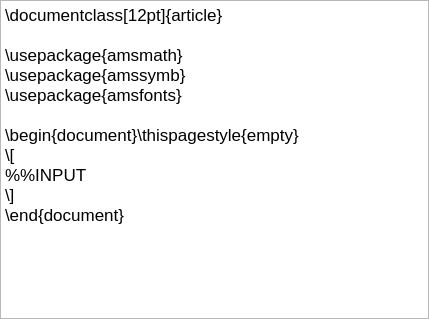
CryFeiFei/klatexformula, file src/plugins/userscriptdata/customtemplate/customtemplate_input.ui: the form before one commit.
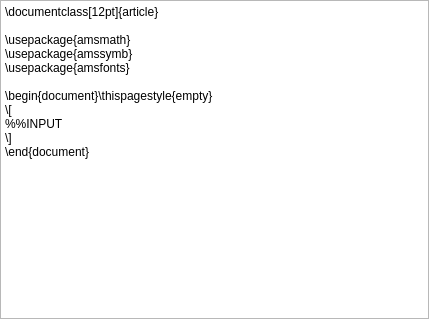
The form after the commit. Custom widgets are drawn as their Qt base class.

```diff
--- a/src/plugins/userscriptdata/customtemplate/customtemplate_input.ui
+++ b/src/plugins/userscriptdata/customtemplate/customtemplate_input.ui
@@ -19,23 +19,19 @@
    </property>
    <item>
     <widget class="KLFLatexEdit" name="INPUT_Template">
-     <property name="html">
-      <string notr="true">&lt;!DOCTYPE HTML PUBLIC &quot;-//W3C//DTD HTML 4.0//EN&quot; &quot;http://www.w3.org/TR/REC-html40/strict.dtd&quot;&gt;
-&lt;html&gt;&lt;head&gt;&lt;meta name=&quot;qrichtext&quot; content=&quot;1&quot; /&gt;&lt;style type=&quot;text/css&quot;&gt;
-p, li { white-space: pre-wrap; }
-&lt;/style&gt;&lt;/head&gt;&lt;body style=&quot; font-family:'Lucida Grande'; font-size:13pt; font-weight:400; font-style:normal;&quot;&gt;
-&lt;p style=&quot; margin-top:0px; margin-bottom:0px; margin-left:0px; margin-right:0px; -qt-block-indent:0; text-indent:0px;&quot;&gt;\documentclass[12pt]{article}&lt;/p&gt;
-&lt;p style=&quot;-qt-paragraph-type:empty; margin-top:0px; margin-bottom:0px; margin-left:0px; margin-right:0px; -qt-block-indent:0; text-indent:0px;&quot;&gt;&lt;/p&gt;
-&lt;p style=&quot; margin-top:0px; margin-bottom:0px; margin-left:0px; margin-right:0px; -qt-block-indent:0; text-indent:0px;&quot;&gt;\usepackage{amsmath}&lt;/p&gt;
-&lt;p style=&quot; margin-top:0px; margin-bottom:0px; margin-left:0px; margin-right:0px; -qt-block-indent:0; text-indent:0px;&quot;&gt;\usepackage{amssymb}&lt;/p&gt;
-&lt;p style=&quot; margin-top:0px; margin-bottom:0px; margin-left:0px; margin-right:0px; -qt-block-indent:0; text-indent:0px;&quot;&gt;\usepackage{amsfonts}&lt;/p&gt;
-&lt;p style=&quot;-qt-paragraph-type:empty; margin-top:0px; margin-bottom:0px; margin-left:0px; margin-right:0px; -qt-block-indent:0; text-indent:0px;&quot;&gt;&lt;/p&gt;
-&lt;p style=&quot; margin-top:0px; margin-bottom:0px; margin-left:0px; margin-right:0px; -qt-block-indent:0; text-indent:0px;&quot;&gt;\begin{document}\thispagestyle{empty}&lt;/p&gt;
-&lt;p style=&quot; margin-top:0px; margin-bottom:0px; margin-left:0px; margin-right:0px; -qt-block-indent:0; text-indent:0px;&quot;&gt;\[&lt;/p&gt;
-&lt;p style=&quot; margin-top:0px; margin-bottom:0px; margin-left:0px; margin-right:0px; -qt-block-indent:0; text-indent:0px;&quot;&gt;%%INPUT&lt;/p&gt;
-&lt;p style=&quot; margin-top:0px; margin-bottom:0px; margin-left:0px; margin-right:0px; -qt-block-indent:0; text-indent:0px;&quot;&gt;\]&lt;/p&gt;
-&lt;p style=&quot; margin-top:0px; margin-bottom:0px; margin-left:0px; margin-right:0px; -qt-block-indent:0; text-indent:0px;&quot;&gt;\end{document}&lt;/p&gt;
-&lt;p style=&quot;-qt-paragraph-type:empty; margin-top:0px; margin-bottom:0px; margin-left:0px; margin-right:0px; -qt-block-indent:0; text-indent:0px;&quot;&gt;&lt;/p&gt;&lt;/body&gt;&lt;/html&gt;</string>
+     <property name="plainText">
+      <string notr="true">\documentclass[12pt]{article}
+
+\usepackage{amsmath}
+\usepackage{amssymb}
+\usepackage{amsfonts}
+
+\begin{document}\thispagestyle{empty}
+\[
+%%INPUT
+\]
+\end{document}
+</string>
      </property>
     </widget>
    </item>
```
